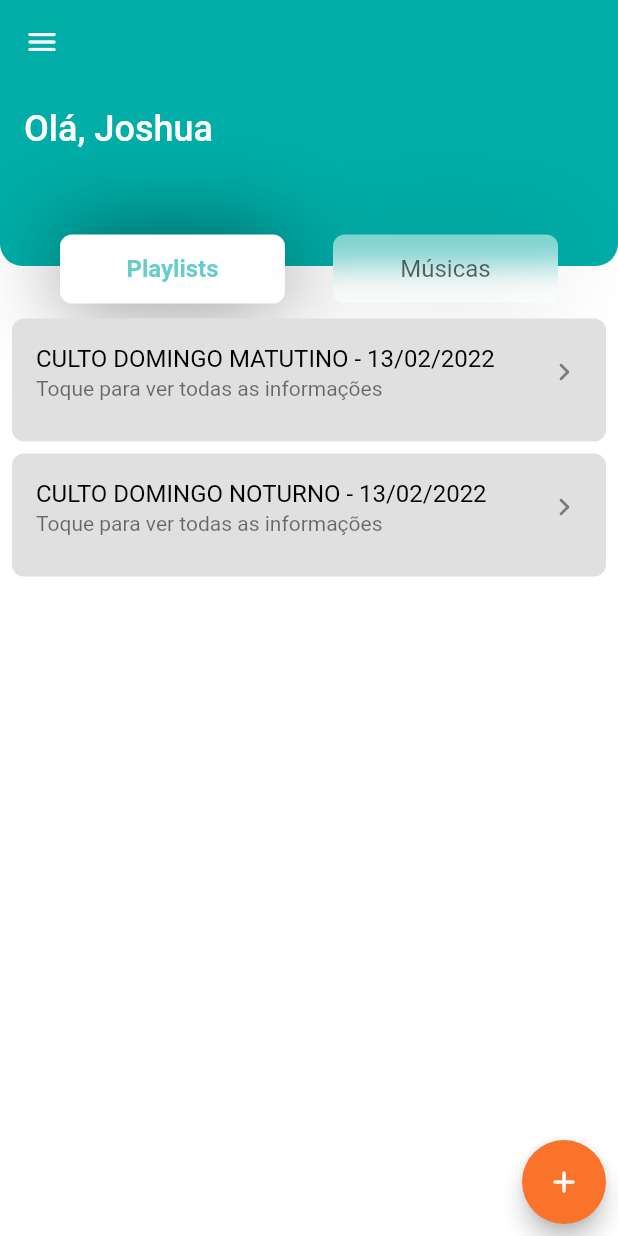
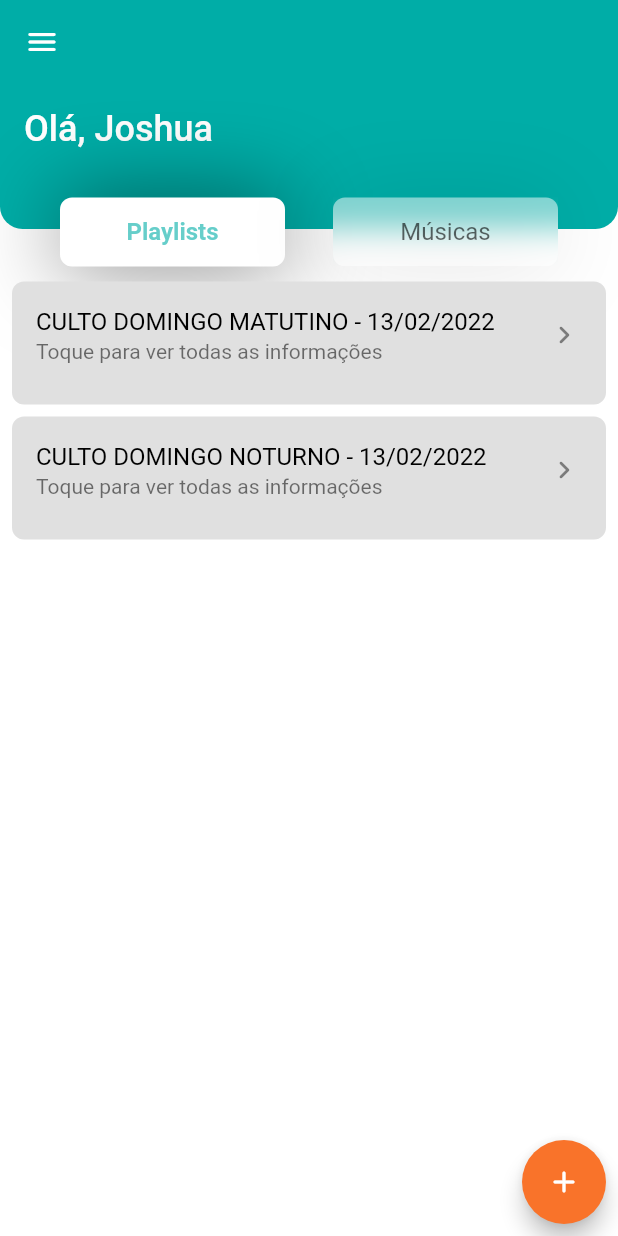
Before and after one commit to joshualessadias/portal_louvor_app, a Flutter app: the HomePage screen opened directly, on a phone screen of 412 x 824 dp. Run offline on Flutter 3.47's test engine with Material 2 defaults, Android fonts, the phone set to English and light mode, and no system bars; Roboto replaces fonts that are missing (Roboto-Regular).

```diff
--- a/lib/modules/home_page/index.dart
+++ b/lib/modules/home_page/index.dart
@@ -67,7 +67,7 @@ class _HomePageState extends State<HomePage>
         Column(
           children: [
             SizedBox(
-              height: screenSize.height * 0.18,
+              height: screenSize.height * 0.15,
               child: Stack(
                 children: [
                   Container(
@@ -75,7 +75,7 @@ class _HomePageState extends State<HomePage>
                       vertical: 16.0,
                       horizontal: 16.0,
                     ),
-                    height: screenSize.height * 0.18 - 27,
+                    height: screenSize.height * 0.15 - 27,
                     width: double.infinity,
                     decoration: const BoxDecoration(
                       color: kPrimaryColor,
--- a/lib/modules/home_page/playlist_body/index.dart
+++ b/lib/modules/home_page/playlist_body/index.dart
@@ -34,7 +34,7 @@ class PlaylistBody extends StatelessWidget {
 
   void _onClickAdd(BuildContext context) {
     Navigator.of(context)
-        .push(MaterialPageRoute(builder: (context) => CreatePlaylistPage()));
+        .push(MaterialPageRoute(builder: (context) => const CreatePlaylistPage()));
   }
 
   @override
--- a/lib/modules/login_page/index.dart
+++ b/lib/modules/login_page/index.dart
@@ -28,8 +28,7 @@ class LoginPage extends StatelessWidget {
             width: double.infinity,
             color: kPrimaryColor,
           ),
-          Expanded(
-            child: Align(
+          Align(
             alignment: FractionalOffset.bottomCenter,
             child: Container(
               height: bottomContainerSize,
@@ -40,7 +39,6 @@ class LoginPage extends StatelessWidget {
                   topRight: Radius.circular(16),
                 ),
                 color: kSecondaryColor,
-                ),
               ),
             ),
           ),
```
Lines whose indentation alone changed are shown as unchanged.
